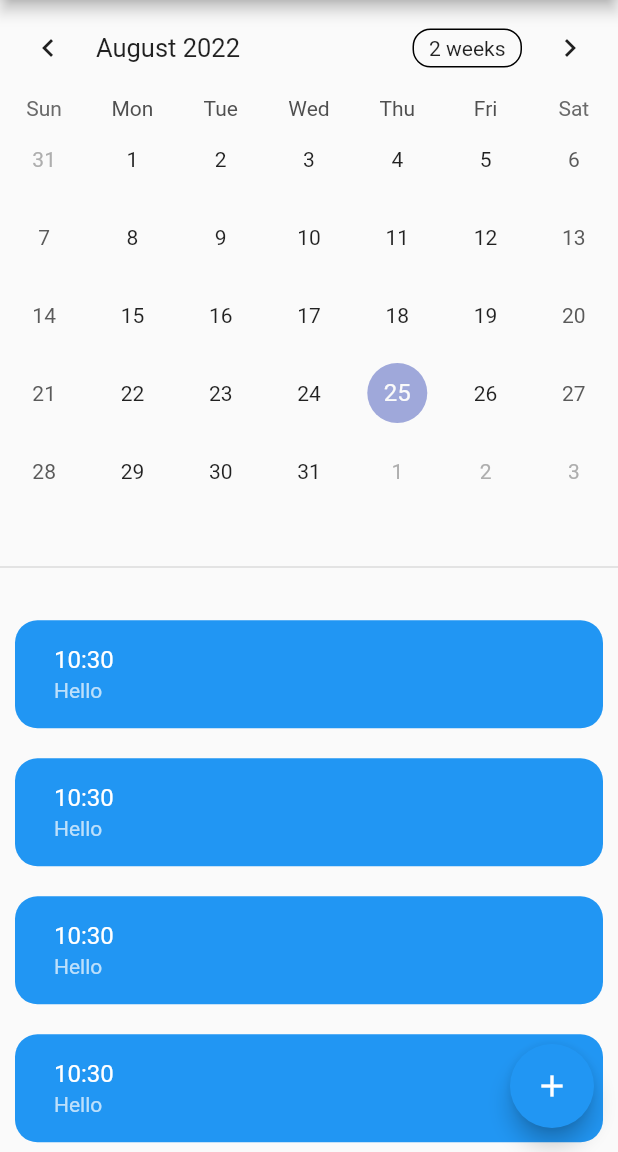
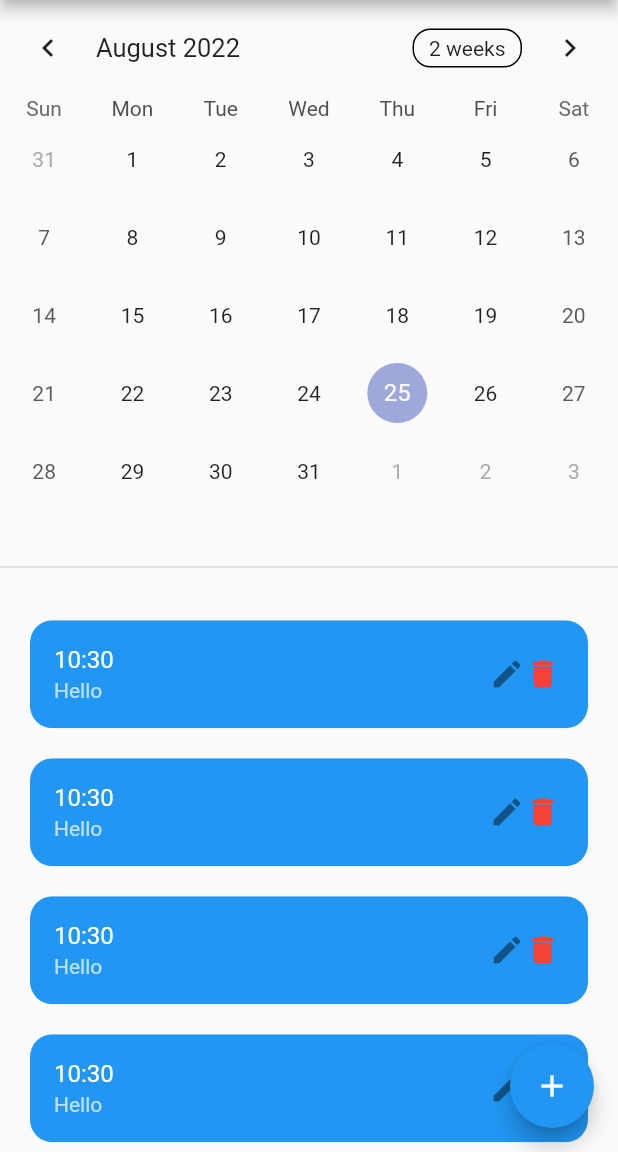
Before and after one commit to nimiology/quit_flutter, a Flutter app: the screen it shows after launch, on a phone screen of 412 x 824 dp, the part 84-1236 px from its top. Run offline on Flutter 3.47's test engine with Material 2 defaults, Android fonts, the phone set to English and light mode, and no system bars; drawn by our look-alikes of table_calendar.

Commit message:
period screen

```diff
--- a/lib/providers/doing_provider.dart
+++ b/lib/providers/doing_provider.dart
@@ -1,6 +1,7 @@
 class Doing {
   final DateTime date;
   String? why;
+  final int id;
 
-  Doing({required this.date, this.why});
+  Doing({required this.id,required this.date, this.why});
 }
--- a/lib/screens/home_screen.dart
+++ b/lib/screens/home_screen.dart
@@ -0,0 +1,21 @@
+import 'package:flutter/material.dart';
+
+class HomeScreen extends StatelessWidget {
+  const HomeScreen({Key? key}) : super(key: key);
+
+  @override
+  Widget build(BuildContext context) {
+    return Scaffold(
+      appBar: AppBar(
+        title: const Text('Quit !'),
+      ),
+      floatingActionButton: FloatingActionButton(
+        child: Icon(Icons.add),
+        onPressed: (){},
+      ),
+      body: ListView(
+        children: [],
+      ),
+    );
+  }
+}
--- a/lib/screens/quit_period_screen.dart
+++ b/lib/screens/quit_period_screen.dart
@@ -1,3 +1,17 @@
+import 'dart:math';
+
+import 'dart:math';
+
+import 'dart:math';
+
+import 'dart:math';
+
+import 'dart:math';
+
+import 'dart:math';
+
+import 'dart:math';
+
 import 'package:flutter/material.dart';
 
 import '../providers/doing_provider.dart';
@@ -27,13 +41,13 @@ class TableBasicsExample extends StatelessWidget {
             child: ListView(
               padding: const EdgeInsets.only(top: 17.5),
               children: [
-                DoingWidget(doing: Doing(date: DateTime.now(), why: "Hello")),
-                DoingWidget(doing: Doing(date: DateTime.now(), why: "Hello")),
-                DoingWidget(doing: Doing(date: DateTime.now(), why: "Hello")),
-                DoingWidget(doing: Doing(date: DateTime.now(), why: "Hello")),
-                DoingWidget(doing: Doing(date: DateTime.now(), why: "Hello")),
-                DoingWidget(doing: Doing(date: DateTime.now(), why: "Hello")),
-                DoingWidget(doing: Doing(date: DateTime.now(), why: "Hello")),
+                DoingWidget(doing: Doing(id: Random().nextInt(200), date: DateTime.now(), why: "Hello")),
+                DoingWidget(doing: Doing(id: Random().nextInt(200), date: DateTime.now(), why: "Hello")),
+                DoingWidget(doing: Doing(id: Random().nextInt(200), date: DateTime.now(), why: "Hello")),
+                DoingWidget(doing: Doing(id: Random().nextInt(200), date: DateTime.now(), why: "Hello")),
+                DoingWidget(doing: Doing(id: Random().nextInt(200), date: DateTime.now(), why: "Hello")),
+                DoingWidget(doing: Doing(id: Random().nextInt(200), date: DateTime.now(), why: "Hello")),
+                DoingWidget(doing: Doing(id: Random().nextInt(200), date: DateTime.now(), why: "Hello")),
               ],
             ),
           )
--- a/lib/widgets/doing_widget.dart
+++ b/lib/widgets/doing_widget.dart
@@ -17,10 +17,27 @@ class _DoingWidgetState extends State<DoingWidget> {
     return Container(
       margin: EdgeInsets.symmetric(horizontal: 10, vertical: 10),
       padding: EdgeInsets.symmetric(horizontal: 10),
+      child: ClipRRect(
+        borderRadius: BorderRadius.circular(15),
+        child: Dismissible(
+          key: ObjectKey(doing.id),
+          background: Container(
+            alignment: Alignment.centerRight,
+            padding: const EdgeInsets.only(right: 20),
             decoration: BoxDecoration(
-        borderRadius: BorderRadius.circular(15),
+              // borderRadius: BorderRadius.circular(25),
+              color: Theme.of(context).errorColor,
+            ),
+            child: const Icon(
+              Icons.delete,
+              size: 30,
+            ),
+          ),
+          onDismissed: (direction) {
+            setState(() {});
+          },
+          child: Container(
             color: Theme.of(context).accentColor,
-      ),
             child: ListTile(
               title: Text(
                 '${doing.date.hour}:${doing.date.minute}',
@@ -30,6 +47,22 @@ class _DoingWidgetState extends State<DoingWidget> {
                 '${doing.why}',
                 style: TextStyle(color: Colors.white70),
               ),
+              trailing: Container(
+                width: 50,
+                child: Row(
+                  mainAxisSize: MainAxisSize.min,
+                  children: [
+                    Icon(Icons.edit),
+                    Icon(
+                      Icons.delete,
+                      color: Colors.red,
+                    )
+                  ],
+                ),
+              ),
+            ),
+          ),
+        ),
       ),
     );
   }
```
Also changed, not shown: lib/widgets/period_widget.dart (added). Lines whose indentation alone changed are shown as unchanged.
